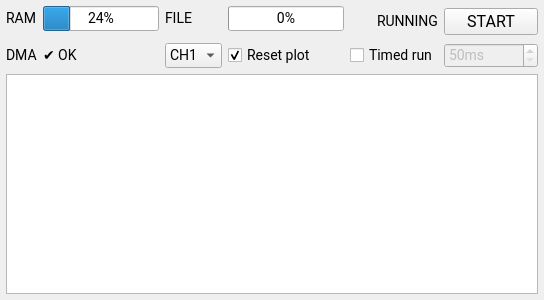
First picture: the form in PrimaryControls.ui, repository sevenreek/qtadqscope, before the edit.
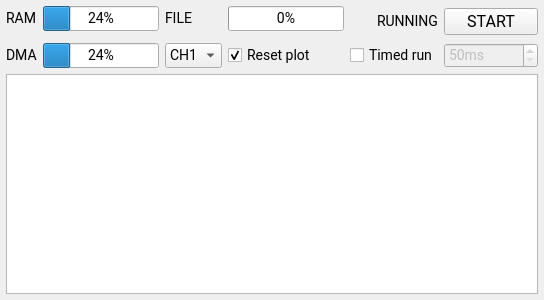
Second picture: the form after the edit.

Diff of the .ui file:
```diff
--- a/PrimaryControls.ui
+++ b/PrimaryControls.ui
@@ -160,13 +160,6 @@
      </property>
     </widget>
    </item>
-   <item row="3" column="1">
-    <widget class="QLabel" name="DMAFillStatusLabel">
-     <property name="text">
-      <string>✔️ OK</string>
-     </property>
-    </widget>
-   </item>
    <item row="3" column="2">
     <widget class="QComboBox" name="plotChannel">
      <item>
@@ -191,6 +184,13 @@
      </item>
     </widget>
    </item>
+   <item row="3" column="1">
+    <widget class="QProgressBar" name="dmaUsage">
+     <property name="value">
+      <number>24</number>
+     </property>
+    </widget>
+   </item>
   </layout>
  </widget>
  <resources/>
```
